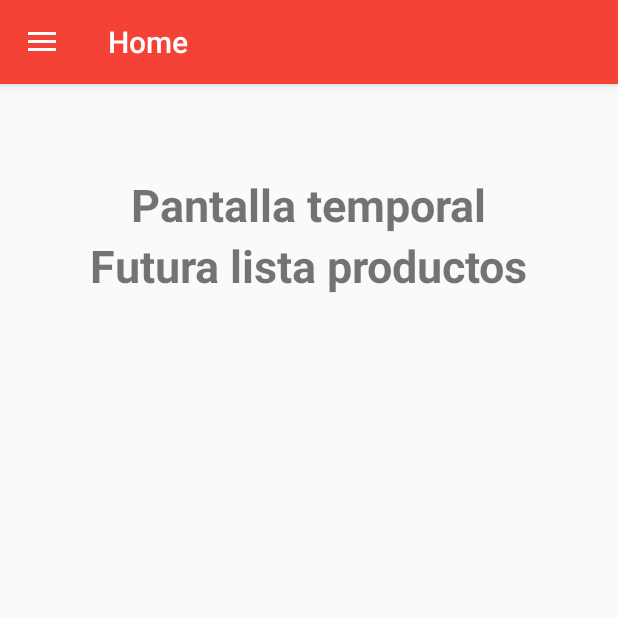
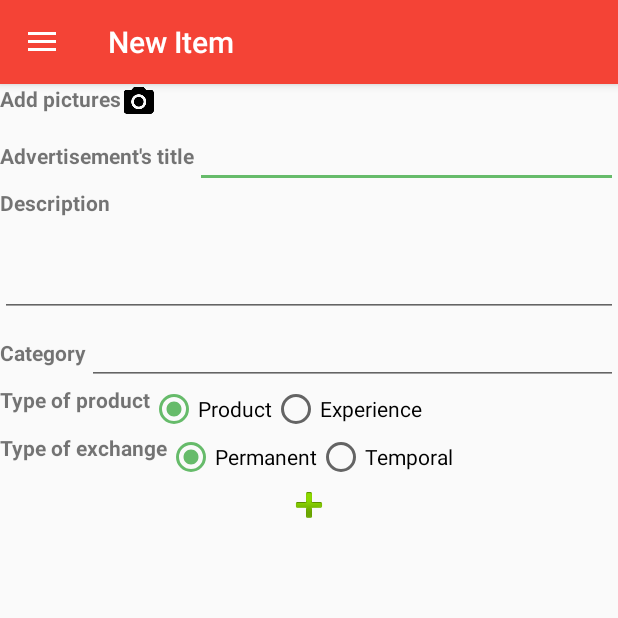
Before and after one commit to MarcSolde/WallaCHANGE, an Android app: the MainActivity screen opened directly, with no data from a screen before it, in the side drawer, after a tap on "New Item", on a phone screen of 412 x 824 dp, the top half of it. Run offline under Robolectric (Android 15) with nearby library versions, the light colour scheme and no system bars; 1 statement that could not run was skipped.

Commit message:
Merge conflicts arreglados y funcional

```diff
--- a/app/src/main/java/edu/upc/pes/wallachange/FragmentAddElement.java
+++ b/app/src/main/java/edu/upc/pes/wallachange/FragmentAddElement.java
@@ -6,6 +6,7 @@ import android.app.AlertDialog;
 import android.app.Fragment;
 import android.content.DialogInterface;
 import android.content.Intent;
+import android.content.pm.ActivityInfo;
 import android.content.pm.PackageManager;
 import android.net.Uri;
 import android.os.Build;
@@ -17,11 +18,8 @@ import android.widget.EditText;
 import android.widget.GridLayout;
 import android.widget.GridView;
 import android.widget.ImageButton;
-import android.widget.LinearLayout;
 import android.widget.RadioButton;
 import android.widget.RadioGroup;
-import android.widget.TableLayout;
-import android.widget.TableRow;
 import android.widget.TextView;
 import android.widget.Toast;
 
@@ -51,6 +49,8 @@ public class FragmentAddElement extends Fragment implements View.OnClickListener
     public View onCreateView(LayoutInflater inflater, ViewGroup container,Bundle savedInstanceState) {
         fragmentAddElementView =  inflater.inflate(R.layout.fragment_add_element,container, false);
         myActivity = (MainActivity) getActivity();
+        myActivity.setRequestedOrientation(ActivityInfo.SCREEN_ORIENTATION_PORTRAIT);
+        myActivity.setTitle(R.string.navigationNewItem_eng);
         img = (GridLayout) fragmentAddElementView.findViewById(R.id.imatgesMiniatura);
         miniatureImagesView = inflater.inflate(R.layout.grid_view_miniature_images,null);
         nombreImatges = 0;
--- a/app/src/main/java/edu/upc/pes/wallachange/MainActivity.java
+++ b/app/src/main/java/edu/upc/pes/wallachange/MainActivity.java
@@ -14,12 +14,12 @@ import android.support.v7.widget.Toolbar;
 import android.util.Log;
 import android.view.MenuItem;
 import android.widget.TextView;
-import android.widget.LinearLayout;
 
 public class MainActivity extends AppCompatActivity implements NavigationView.OnNavigationItemSelectedListener {
     private HomeFragment homeFragment;
 
     private FragmentManager myFragmentManager;
+    private FragmentAddElement myFragmentAddElement;
     private DrawerLayout myDrawer;
     private String user;
 
@@ -55,12 +55,6 @@ public class MainActivity extends AppCompatActivity implements NavigationView.On
         TextView textUser = (TextView) myNavigationView.getHeaderView(0).findViewById(R.id.navigationText);
         textUser.setText("User: "+user);
         Log.i("MAIN","Set text ok");
-
-        FragmentManager myFragmentManager = getFragmentManager();
-
-        FragmentAddElement fragmentAddElement = new FragmentAddElement();
-
-        myFragmentManager.beginTransaction().replace(R.id.fragment, fragmentAddElement).commit();
 
     }
 
@@ -99,6 +93,8 @@ public class MainActivity extends AppCompatActivity implements NavigationView.On
                 dialog2.show();
                 break;
             case R.id.navigationNewItem:
+                myFragmentAddElement = new FragmentAddElement();
+                myFragmentManager.beginTransaction().replace(R.id.fragment, myFragmentAddElement).commit();
                 break;
             case R.id.navigationProfile:
                 break;
--- a/app/src/main/res/values/strings.xml
+++ b/app/src/main/res/values/strings.xml
@@ -4,7 +4,7 @@
     <string name="facebook_app_id">331745477228111</string>
 
     <!-- TODO: Remove or change this placeholder text -->
-    <string name="hello_blank_fragment">Hello blank fragment</string>
+    <!--<string name="hello_blank_fragment">Hello blank fragment</string>-->
     <string name="title_activity_login">LoginActivity</string>
 
     <!-- GLOBAL -->
```
